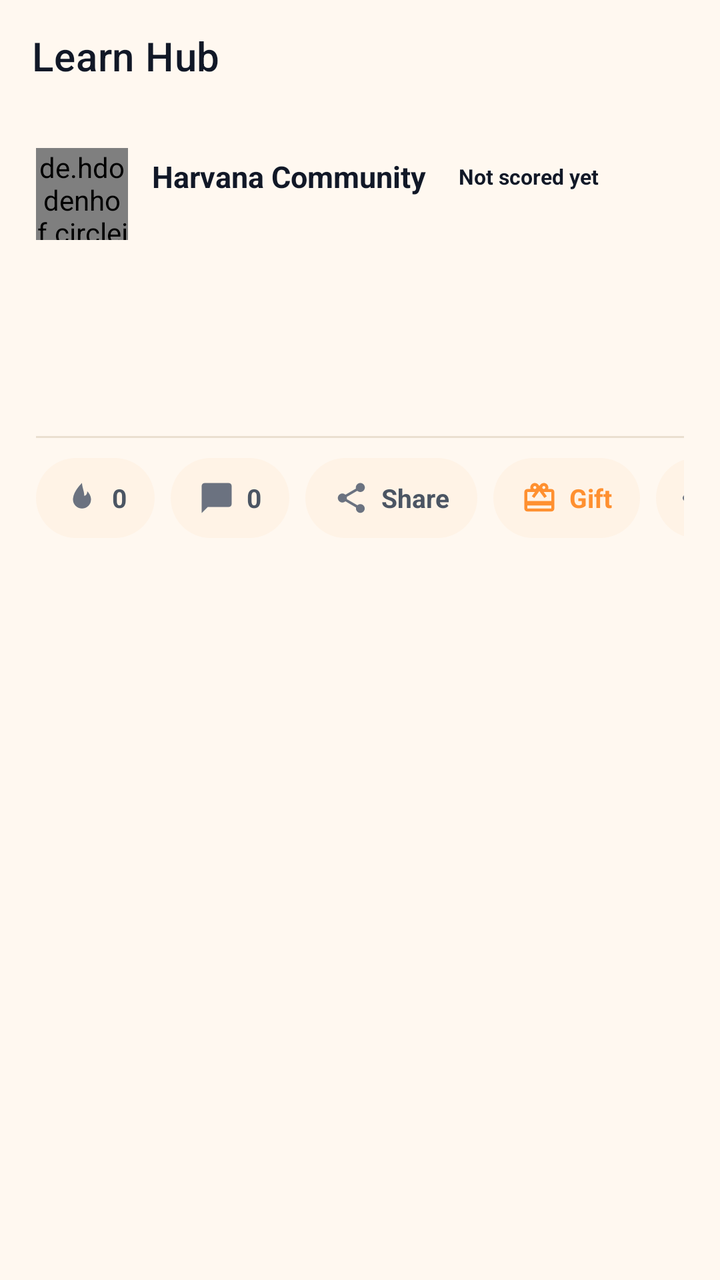
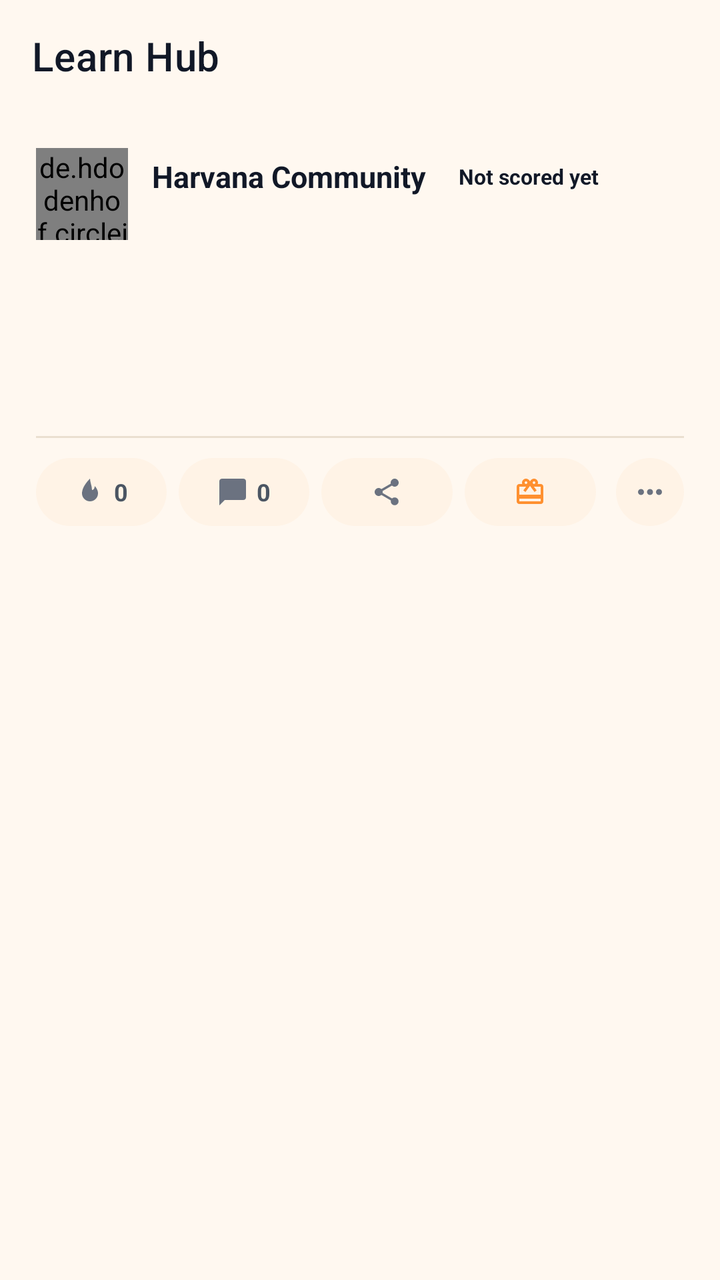

Two renders of the same Android screen: before a commit and after it. Below are the layout's source before the change and the commit's diff.
<!-- AndroidManifest.xml: application theme AppTheme -->
<!-- res/layout/activity_learn_read.xml -->
<?xml version="1.0" encoding="utf-8"?>
<androidx.coordinatorlayout.widget.CoordinatorLayout xmlns:android="http://schemas.android.com/apk/res/android" xmlns:app="http://schemas.android.com/apk/res-auto"
    android:layout_width="match_parent"
    android:layout_height="match_parent"
    android:background="@color/colorBackground">
    <com.google.android.material.appbar.AppBarLayout
        android:layout_width="match_parent"
        android:layout_height="wrap_content"
        android:theme="@style/AppTheme.AppBarOverlay"
        app:elevation="0dp"
		android:stateListAnimator="@null">
        <androidx.appcompat.widget.Toolbar
            android:id="@+id/_toolbar"
            android:layout_width="match_parent"
            android:layout_height="?attr/actionBarSize"
            android:background="?attr/appBarColor"
            app:title="Learn Hub"
            app:popupTheme="@style/AppTheme.PopupOverlay" />
    </com.google.android.material.appbar.AppBarLayout>
    <androidx.core.widget.NestedScrollView
        android:id="@+id/scroll_read"
        android:layout_width="match_parent"
        android:layout_height="match_parent"
        app:layout_behavior="@string/appbar_scrolling_view_behavior">
        <LinearLayout
            android:layout_width="match_parent"
            android:layout_height="wrap_content"
            android:orientation="vertical"
            android:padding="18dp">

            <LinearLayout
                android:layout_width="match_parent"
                android:layout_height="wrap_content"
                android:gravity="center_vertical"
                android:orientation="horizontal">
                <de.hdodenhof.circleimageview.CircleImageView
                    android:id="@+id/iv_avatar"
                    android:layout_width="46dp"
                    android:layout_height="46dp"
                    android:src="@drawable/ic_coin_harv"
                    app:civ_border_width="2dp"
                    app:civ_border_color="@color/colorAccent" />
                <LinearLayout
                    android:layout_width="0dp"
                    android:layout_height="wrap_content"
                    android:layout_weight="1"
                    android:layout_marginStart="12dp"
                    android:orientation="vertical">
                    <LinearLayout
                        android:layout_width="match_parent"
                        android:layout_height="wrap_content"
                        android:gravity="center_vertical"
                        android:orientation="horizontal">
                        <TextView
                            android:id="@+id/tv_name"
                            android:layout_width="wrap_content"
                            android:layout_height="wrap_content"
                            android:layout_weight="0"
                            android:maxLines="1"
                            android:ellipsize="end"
                            android:maxWidth="150dp"
                            android:text="Harvana Community"
                            android:textColor="@color/colorTextPrimary"
                            android:textSize="15sp"
                            android:textStyle="bold" />
                        <TextView
                            android:id="@+id/tv_trust"
                            android:layout_width="wrap_content"
                            android:layout_height="wrap_content"
                            android:layout_marginStart="8dp"
                            android:paddingStart="8dp"
                            android:paddingEnd="8dp"
                            android:paddingTop="2dp"
                            android:paddingBottom="2dp"
                            android:text="Not scored yet"
                            android:textSize="10.5sp"
                            android:textStyle="bold" />
                    </LinearLayout>
                    <TextView
                        android:id="@+id/tv_meta"
                        android:layout_width="match_parent"
                        android:layout_height="wrap_content"
                        android:layout_marginTop="1dp"
                        android:textColor="@color/colorTextTertiary"
                        android:textSize="12sp" />
                </LinearLayout>
            </LinearLayout>

            <TextView
                android:id="@+id/tv_category"
                android:layout_width="wrap_content"
                android:layout_height="wrap_content"
                android:layout_marginTop="14dp"
                android:textColor="@color/colorAccent"
                android:textSize="11.5sp"
                android:textStyle="bold" />

            <TextView
                android:id="@+id/tv_title"
                android:layout_width="match_parent"
                android:layout_height="wrap_content"
                android:layout_marginTop="4dp"
                android:textColor="@color/colorTextPrimary"
                android:textSize="17sp"
                android:textStyle="bold"
                android:lineSpacingMultiplier="1.1" />

            <TextView
                android:id="@+id/tv_body"
                android:layout_width="match_parent"
                android:layout_height="wrap_content"
                android:layout_marginTop="8dp"
                android:textColor="@color/colorTextSecondary"
                android:textSize="14.5sp"
                android:lineSpacingMultiplier="1.2"
                android:textIsSelectable="false" />

            <ImageView
                android:id="@+id/iv_cover"
                android:layout_width="match_parent"
                android:layout_height="190dp"
                android:layout_marginTop="12dp"
                android:background="@color/colorSurfaceAlt"
                android:scaleType="centerCrop"
                android:visibility="gone" />

            <View
                android:layout_width="match_parent"
                android:layout_height="1dp"
                android:layout_marginTop="14dp"
                android:background="@color/colorCardStroke" />

            <HorizontalScrollView
                android:layout_width="match_parent"
                android:layout_height="wrap_content"
                android:layout_marginTop="10dp"
                android:scrollbars="none">
                <LinearLayout
                    android:layout_width="wrap_content"
                    android:layout_height="wrap_content"
                    android:gravity="center_vertical"
                    android:orientation="horizontal">
                    <LinearLayout
                        android:id="@+id/ll_fire"
                        android:layout_width="wrap_content"
                        android:layout_height="40dp"
                        android:gravity="center"
                        android:paddingStart="14dp"
                        android:paddingEnd="14dp"
                        android:background="@drawable/bg_learn_action"
                        android:orientation="horizontal">
                        <ImageView
                            android:id="@+id/iv_fire"
                            android:layout_width="18dp"
                            android:layout_height="18dp"
                            android:src="@drawable/ic_learn_fire"
                            app:tint="@color/colorTextTertiary" />
                        <TextView
                            android:id="@+id/tv_fire"
                            android:layout_width="wrap_content"
                            android:layout_height="wrap_content"
                            android:layout_marginStart="6dp"
                            android:text="0"
                            android:textColor="@color/colorTextSecondary"
                            android:textSize="13sp"
                            android:textStyle="bold" />
                    </LinearLayout>
                    <LinearLayout
                        android:id="@+id/ll_comment"
                        android:layout_width="wrap_content"
                        android:layout_height="40dp"
                        android:layout_marginStart="8dp"
                        android:gravity="center"
                        android:paddingStart="14dp"
                        android:paddingEnd="14dp"
                        android:background="@drawable/bg_learn_action"
                        android:orientation="horizontal">
                        <ImageView
                            android:layout_width="18dp"
                            android:layout_height="18dp"
                            android:src="@drawable/ic_learn_comment"
                            app:tint="@color/colorTextTertiary" />
                        <TextView
                            android:id="@+id/tv_comment"
                            android:layout_width="wrap_content"
                            android:layout_height="wrap_content"
                            android:layout_marginStart="6dp"
                            android:text="0"
                            android:textColor="@color/colorTextSecondary"
                            android:textSize="13sp"
                            android:textStyle="bold" />
                    </LinearLayout>
                    <LinearLayout
                        android:id="@+id/ll_share"
                        android:layout_width="wrap_content"
                        android:layout_height="40dp"
                        android:layout_marginStart="8dp"
                        android:gravity="center"
                        android:paddingStart="14dp"
                        android:paddingEnd="14dp"
                        android:background="@drawable/bg_learn_action"
                        android:orientation="horizontal">
                        <ImageView
                            android:layout_width="18dp"
                            android:layout_height="18dp"
                            android:src="@drawable/ic_learn_share"
                            app:tint="@color/colorTextTertiary" />
                        <TextView
                            android:layout_width="wrap_content"
                            android:layout_height="wrap_content"
                            android:layout_marginStart="6dp"
                            android:text="Share"
                            android:textColor="@color/colorTextSecondary"
                            android:textSize="13sp"
                            android:textStyle="bold" />
                    </LinearLayout>
                    <LinearLayout
                        android:id="@+id/ll_gift"
                        android:layout_width="wrap_content"
                        android:layout_height="40dp"
                        android:layout_marginStart="8dp"
                        android:gravity="center"
                        android:paddingStart="14dp"
                        android:paddingEnd="14dp"
                        android:background="@drawable/bg_learn_action"
                        android:orientation="horizontal">
                        <ImageView
                            android:layout_width="18dp"
                            android:layout_height="18dp"
                            android:src="@drawable/ic_learn_gift"
                            app:tint="@color/colorAccent" />
                        <TextView
                            android:layout_width="wrap_content"
                            android:layout_height="wrap_content"
                            android:layout_marginStart="6dp"
                            android:text="Gift"
                            android:textColor="@color/colorAccent"
                            android:textSize="13sp"
                            android:textStyle="bold" />
                    </LinearLayout>
                    <ImageView
                        android:id="@+id/iv_more"
                        android:layout_width="40dp"
                        android:layout_height="40dp"
                        android:layout_marginStart="8dp"
                        android:padding="10dp"
                        android:background="@drawable/bg_learn_action"
                        android:src="@drawable/ic_learn_more"
                        app:tint="@color/colorTextTertiary" />
                </LinearLayout>
            </HorizontalScrollView>

            <TextView
                android:id="@+id/tv_views_line"
                android:layout_width="match_parent"
                android:layout_height="wrap_content"
                android:layout_marginTop="10dp"
                android:textColor="@color/colorTextTertiary"
                android:textSize="12sp" />

            <View
                android:id="@+id/view_end"
                android:layout_width="match_parent"
                android:layout_height="1dp"
                android:layout_marginTop="6dp" />
            <TextView
                android:id="@+id/tv_read_status"
                android:layout_width="match_parent"
                android:layout_height="wrap_content"
                android:layout_marginTop="10dp"
                android:layout_marginBottom="24dp"
                android:gravity="center_vertical"
                android:textColor="@color/colorTextTertiary"
                android:textSize="12.5sp" />
        </LinearLayout>
    </androidx.core.widget.NestedScrollView>
</androidx.coordinatorlayout.widget.CoordinatorLayout>
<!-- resources referenced by this layout -->
<resources>
  <color name="colorAccent">#FF9030</color>
  <color name="colorBackground">#FFF8F0</color>
  <color name="colorCardStroke">#EADFD0</color>
  <color name="colorSurfaceAlt">#FFF3E6</color>
  <color name="colorTextPrimary">#111827</color>
  <color name="colorTextSecondary">#4B5563</color>
  <color name="colorTextTertiary">#6B7280</color>
  <!-- drawable bg_learn_action (drawable) -->
  <?xml version="1.0" encoding="utf-8"?>
  <shape xmlns:android="http://schemas.android.com/apk/res/android" android:shape="rectangle">
      <solid android:color="@color/colorSurfaceAlt"/>
      <corners android:radius="22dp"/>
  </shape>
  <!-- drawable ic_learn_comment (drawable) -->
  <?xml version="1.0" encoding="utf-8"?>
  <vector xmlns:android="http://schemas.android.com/apk/res/android"
      android:width="24dp" android:height="24dp" android:viewportWidth="24" android:viewportHeight="24">
      <path android:fillColor="#FF000000" android:pathData="M20,2H4c-1.1,0 -2,0.9 -2,2v18l4,-4h14c1.1,0 2,-0.9 2,-2V4c0,-1.1 -0.9,-2 -2,-2z"/>
  </vector>
  <style name="AppTheme.AppBarOverlay" parent="ThemeOverlay.MaterialComponents.Light">
          
          <item name="android:textColorPrimary">?attr/onAppBarColor</item>
          <item name="android:textColorSecondary">?attr/onAppBarColor</item>
          <item name="colorControlNormal">?attr/onAppBarColor</item>
          <item name="colorOnSurface">?attr/onAppBarColor</item>
      </style>
  <style name="AppTheme.PopupOverlay" parent="ThemeOverlay.MaterialComponents.Light">
          <item name="popupMenuStyle">@style/HarvanaPopupMenu</item>
          <item name="actionOverflowMenuStyle">@style/HarvanaPopupMenu</item>
      </style>
  <style name="HarvanaPopupMenu" parent="Widget.MaterialComponents.PopupMenu">
          <item name="android:popupBackground">@drawable/bg_popup_menu</item>
          <item name="android:popupElevation">10dp</item>
      </style>
  <style name="HarvanaTextView" parent="android:Widget.TextView">
          <item name="android:textColor">@color/colorTextPrimary</item>
      </style>
  <color name="colorTextOnAccent">#111827</color>
  <color name="colorAccentDark">#E57A14</color>
  <color name="colorError">#EF4444</color>
  <color name="colorTextPrimaryWhite">#FFFFFF</color>
  <color name="colorControlNormal">#6B7280</color>
  <color name="colorAccentRipple">#1AFF9030</color>
  <color name="colorAccentStroke">#33FF9030</color>
  <color name="colorAccentStrong">#B85F0A</color>
  <color name="colorSurface">#FFFFFF</color>
  <!-- drawable bg_popup_menu (drawable) -->
  <?xml version="1.0" encoding="utf-8"?>
  <shape xmlns:android="http://schemas.android.com/apk/res/android" android:shape="rectangle">
      <solid android:color="@color/colorPopupSurface" />
      <stroke android:width="1dp" android:color="@color/colorCardStroke" />
      <corners android:radius="14dp" />
  </shape>
  <style name="HarvanaDialogButton" parent="Widget.MaterialComponents.Button.TextButton.Dialog">
          <item name="android:textColor">@color/colorAccent</item>
          <item name="android:minHeight">48dp</item>
      </style>
  <style name="HarvanaBottomSheetStyle" parent="Widget.MaterialComponents.BottomSheet.Modal">
          <item name="backgroundTint">?attr/colorSurface</item>
          <item name="shapeAppearanceOverlay">@style/HarvanaBottomSheetShape</item>
      </style>
  <color name="colorPopupSurface">#F4E8D6</color>
  <style name="HarvanaBottomSheetShape" parent="">
          <item name="cornerFamily">rounded</item>
          <item name="cornerSizeTopLeft">20dp</item>
          <item name="cornerSizeTopRight">20dp</item>
          <item name="cornerSizeBottomLeft">0dp</item>
          <item name="cornerSizeBottomRight">0dp</item>
      </style>
  <!-- unchanged entries left out for length: 9 -->
</resources>

<!-- the commit's change to res/layout/activity_learn_read.xml (unified diff, before → after) -->
@@ -130,125 +130,117 @@
                 android:layout_marginTop="14dp"
                 android:background="@color/colorCardStroke" />
 
-            <HorizontalScrollView
+            
+            <LinearLayout
                 android:layout_width="match_parent"
                 android:layout_height="wrap_content"
                 android:layout_marginTop="10dp"
-                android:scrollbars="none">
-                <LinearLayout
-                    android:layout_width="wrap_content"
-                    android:layout_height="wrap_content"
-                    android:gravity="center_vertical"
-                    android:orientation="horizontal">
-                    <LinearLayout
-                        android:id="@+id/ll_fire"
+                android:gravity="center_vertical"
+                android:orientation="horizontal">
+                <LinearLayout
+                    android:id="@+id/ll_fire"
+                    android:layout_width="0dp"
+                    android:layout_height="34dp"
+                    android:layout_weight="1"
+                    android:layout_marginStart="0dp"
+                    android:gravity="center"
+                    android:paddingStart="6dp"
+                    android:paddingEnd="6dp"
+                    android:background="@drawable/bg_learn_action"
+                    android:contentDescription="Fire"
+                    android:orientation="horizontal">
+                    <ImageView
+                        android:id="@+id/iv_fire"
+                        android:layout_width="16dp"
+                        android:layout_height="16dp"
+                        android:src="@drawable/ic_learn_fire"
+                        app:tint="@color/colorTextTertiary" />
+                    <TextView
+                        android:id="@+id/tv_fire"
                         android:layout_width="wrap_content"
-                        android:layout_height="40dp"
-                        android:gravity="center"
-                        android:paddingStart="14dp"
-                        android:paddingEnd="14dp"
-                        android:background="@drawable/bg_learn_action"
-                        android:orientation="horizontal">
-                        <ImageView
-                            android:id="@+id/iv_fire"
-                            android:layout_width="18dp"
-                            android:layout_height="18dp"
-                            android:src="@drawable/ic_learn_fire"
-                            app:tint="@color/colorTextTertiary" />
-                        <TextView
-                            android:id="@+id/tv_fire"
-                            android:layout_width="wrap_content"
-                            android:layout_height="wrap_content"
-                            android:layout_marginStart="6dp"
-                            android:text="0"
-                            android:textColor="@color/colorTextSecondary"
-                            android:textSize="13sp"
-                            android:textStyle="bold" />
-                    </LinearLayout>
-                    <LinearLayout
-                        android:id="@+id/ll_comment"
+                        android:layout_height="wrap_content"
+                        android:layout_marginStart="4dp"
+                        android:text="0"
+                        android:maxLines="1"
+                        android:textColor="@color/colorTextSecondary"
+                        android:textSize="12sp"
+                        android:textStyle="bold" />
+                </LinearLayout>
+                <LinearLayout
+                    android:id="@+id/ll_comment"
+                    android:layout_width="0dp"
+                    android:layout_height="34dp"
+                    android:layout_weight="1"
+                    android:layout_marginStart="6dp"
+                    android:gravity="center"
+                    android:paddingStart="6dp"
+                    android:paddingEnd="6dp"
+                    android:background="@drawable/bg_learn_action"
+                    android:contentDescription="Comments"
+                    android:orientation="horizontal">
+                    <ImageView
+                        android:layout_width="16dp"
+                        android:layout_height="16dp"
+                        android:src="@drawable/ic_learn_comment"
+                        app:tint="@color/colorTextTertiary" />
+                    <TextView
+                        android:id="@+id/tv_comment"
                         android:layout_width="wrap_content"
-                        android:layout_height="40dp"
-                        android:layout_marginStart="8dp"
-                        android:gravity="center"
-                        android:paddingStart="14dp"
-                        android:paddingEnd="14dp"
-                        android:background="@drawable/bg_learn_action"
-                        android:orientation="horizontal">
-                        <ImageView
-                            android:layout_width="18dp"
-                            android:layout_height="18dp"
-                            android:src="@drawable/ic_learn_comment"
-                            app:tint="@color/colorTextTertiary" />
-                        <TextView
-                            android:id="@+id/tv_comment"
-                            android:layout_width="wrap_content"
-                            android:layout_height="wrap_content"
-                            android:layout_marginStart="6dp"
-                            android:text="0"
-                            android:textColor="@color/colorTextSecondary"
-                            android:textSize="13sp"
-                            android:textStyle="bold" />
-                    </LinearLayout>
-                    <LinearLayout
-                        android:id="@+id/ll_share"
-                        android:layout_width="wrap_content"
-                        android:layout_height="40dp"
-                        android:layout_marginStart="8dp"
-                        android:gravity="center"
-                        android:paddingStart="14dp"
-                        android:paddingEnd="14dp"
-                        android:background="@drawable/bg_learn_action"
-                        android:orientation="horizontal">
-                        <ImageView
-                            android:layout_width="18dp"
-                            android:layout_height="18dp"
-                            android:src="@drawable/ic_learn_share"
-                            app:tint="@color/colorTextTertiary" />
-                        <TextView
-                            android:layout_width="wrap_content"
-                            android:layout_height="wrap_content"
-                            android:layout_marginStart="6dp"
-                            android:text="Share"
-                            android:textColor="@color/colorTextSecondary"
-                            android:textSize="13sp"
-                            android:textStyle="bold" />
-                    </LinearLayout>
-                    <LinearLayout
-                        android:id="@+id/ll_gift"
-                        android:layout_width="wrap_content"
-                        android:layout_height="40dp"
-                        android:layout_marginStart="8dp"
-                        android:gravity="center"
-                        android:paddingStart="14dp"
-                        android:paddingEnd="14dp"
-                        android:background="@drawable/bg_learn_action"
-                        android:orientation="horizontal">
-                        <ImageView
-                            android:layout_width="18dp"
-                            android:layout_height="18dp"
-                            android:src="@drawable/ic_learn_gift"
-                            app:tint="@color/colorAccent" />
-                        <TextView
-                            android:layout_width="wrap_content"
-                            android:layout_height="wrap_content"
-                            android:layout_marginStart="6dp"
-                            android:text="Gift"
-                            android:textColor="@color/colorAccent"
-                            android:textSize="13sp"
-                            android:textStyle="bold" />
-                    </LinearLayout>
-                    <ImageView
-                        android:id="@+id/iv_more"
-                        android:layout_width="40dp"
-                        android:layout_height="40dp"
-                        android:layout_marginStart="8dp"
-                        android:padding="10dp"
-                        android:background="@drawable/bg_learn_action"
-                        android:src="@drawable/ic_learn_more"
+                        android:layout_height="wrap_content"
+                        android:layout_marginStart="4dp"
+                        android:text="0"
+                        android:maxLines="1"
+                        android:textColor="@color/colorTextSecondary"
+                        android:textSize="12sp"
+                        android:textStyle="bold" />
+                </LinearLayout>
+                <LinearLayout
+                    android:id="@+id/ll_share"
+                    android:layout_width="0dp"
+                    android:layout_height="34dp"
+                    android:layout_weight="1"
+                    android:layout_marginStart="6dp"
+                    android:gravity="center"
+                    android:paddingStart="6dp"
+                    android:paddingEnd="6dp"
+                    android:background="@drawable/bg_learn_action"
+                    android:contentDescription="Share"
+                    android:orientation="horizontal">
+                    <ImageView
+                        android:layout_width="16dp"
+                        android:layout_height="16dp"
+                        android:src="@drawable/ic_learn_share"
                         app:tint="@color/colorTextTertiary" />
                 </LinearLayout>
-            </HorizontalScrollView>
+                <LinearLayout
+                    android:id="@+id/ll_gift"
+                    android:layout_width="0dp"
+                    android:layout_height="34dp"
+                    android:layout_weight="1"
+                    android:layout_marginStart="6dp"
+                    android:gravity="center"
+                    android:paddingStart="6dp"
+                    android:paddingEnd="6dp"
+                    android:background="@drawable/bg_learn_action"
+                    android:contentDescription="Gift"
+                    android:orientation="horizontal">
+                    <ImageView
+                        android:layout_width="16dp"
+                        android:layout_height="16dp"
+                        android:src="@drawable/ic_learn_gift"
+                        app:tint="@color/colorAccent" />
+                </LinearLayout>
+                <ImageView
+                    android:id="@+id/iv_more"
+                    android:layout_width="34dp"
+                    android:layout_height="34dp"
+                    android:layout_marginStart="10dp"
+                    android:padding="8dp"
+                    android:background="@drawable/bg_learn_action"
+                    android:contentDescription="More"
+                    android:src="@drawable/ic_learn_more"
+                    app:tint="@color/colorTextTertiary" />
+            </LinearLayout>
 
             <TextView
                 android:id="@+id/tv_views_line"
